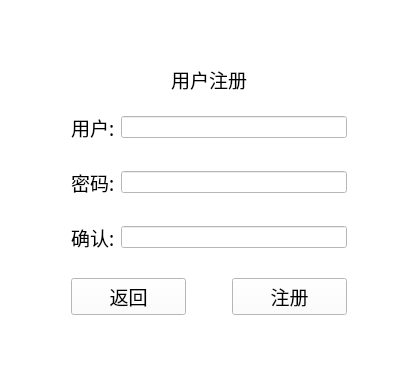
Above: Trip_Memory/ui/register_window.ui from musuwer/Program_Final_Assignment before the change. Below: the same form after it.
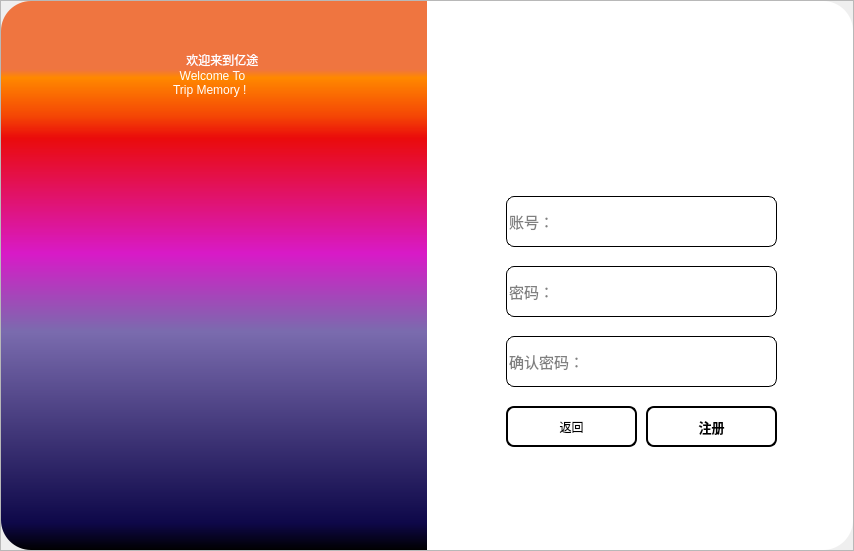
That is the form after the change. Icons and pictures are not drawn.

Commit message: “美化了登录和注册页面“

Patch:
```diff
--- a/Trip_Memory/ui/register_window.ui
+++ b/Trip_Memory/ui/register_window.ui
@@ -6,290 +6,561 @@
    <rect>
     <x>0</x>
     <y>0</y>
-    <width>418</width>
-    <height>366</height>
+    <width>854</width>
+    <height>551</height>
    </rect>
   </property>
   <property name="windowTitle">
    <string>Form</string>
   </property>
-  <property name="styleSheet">
-   <string notr="true">background-color: rgb(255, 255, 255);</string>
-  </property>
-  <layout class="QGridLayout" name="gridLayout">
-   <item row="2" column="1">
-    <layout class="QVBoxLayout" name="verticalLayout">
-     <item>
-      <layout class="QHBoxLayout" name="horizontalLayout">
-       <item>
-        <widget class="QLabel" name="label_3">
-         <property name="font">
-          <font>
-           <family>Agency FB</family>
-           <pointsize>14</pointsize>
-          </font>
-         </property>
-         <property name="text">
-          <string>用户:</string>
-         </property>
-        </widget>
-       </item>
-       <item>
-        <widget class="QLineEdit" name="username_lineEdit"/>
-       </item>
-      </layout>
-     </item>
-     <item>
-      <spacer name="verticalSpacer_5">
-       <property name="orientation">
-        <enum>Qt::Vertical</enum>
-       </property>
-       <property name="sizeType">
-        <enum>QSizePolicy::Fixed</enum>
-       </property>
-       <property name="sizeHint" stdset="0">
-        <size>
-         <width>20</width>
-         <height>20</height>
-        </size>
-       </property>
-      </spacer>
-     </item>
-     <item>
-      <layout class="QHBoxLayout" name="horizontalLayout_2">
-       <item>
-        <widget class="QLabel" name="label_4">
-         <property name="font">
-          <font>
-           <family>Agency FB</family>
-           <pointsize>14</pointsize>
-          </font>
-         </property>
-         <property name="text">
-          <string>密码:</string>
-         </property>
-        </widget>
-       </item>
-       <item>
-        <widget class="QLineEdit" name="password_lineEdit">
-         <property name="echoMode">
-          <enum>QLineEdit::Password</enum>
-         </property>
-        </widget>
-       </item>
-      </layout>
-     </item>
-     <item>
-      <spacer name="verticalSpacer_4">
-       <property name="orientation">
-        <enum>Qt::Vertical</enum>
-       </property>
-       <property name="sizeType">
-        <enum>QSizePolicy::Fixed</enum>
-       </property>
-       <property name="sizeHint" stdset="0">
-        <size>
-         <width>20</width>
-         <height>20</height>
-        </size>
-       </property>
-      </spacer>
-     </item>
-     <item>
-      <layout class="QHBoxLayout" name="horizontalLayout_4">
-       <item>
-        <widget class="QLabel" name="label_5">
-         <property name="font">
-          <font>
-           <family>Agency FB</family>
-           <pointsize>14</pointsize>
-          </font>
-         </property>
-         <property name="text">
-          <string>确认:</string>
-         </property>
-        </widget>
-       </item>
-       <item>
-        <widget class="QLineEdit" name="confirm_password_lineEdit">
-         <property name="echoMode">
-          <enum>QLineEdit::PasswordEchoOnEdit</enum>
-         </property>
-        </widget>
-       </item>
-      </layout>
-     </item>
-     <item>
-      <spacer name="verticalSpacer_3">
-       <property name="orientation">
-        <enum>Qt::Vertical</enum>
-       </property>
-       <property name="sizeType">
-        <enum>QSizePolicy::Fixed</enum>
-       </property>
-       <property name="sizeHint" stdset="0">
-        <size>
-         <width>20</width>
-         <height>20</height>
-        </size>
-       </property>
-      </spacer>
-     </item>
-     <item>
-      <layout class="QHBoxLayout" name="horizontalLayout_3">
-       <item>
-        <widget class="QPushButton" name="return_pushButton">
-         <property name="font">
-          <font>
-           <family>Agency FB</family>
-           <pointsize>14</pointsize>
-          </font>
-         </property>
-         <property name="text">
-          <string>返回</string>
-         </property>
-        </widget>
-       </item>
-       <item>
-        <spacer name="horizontalSpacer">
-         <property name="orientation">
-          <enum>Qt::Horizontal</enum>
-         </property>
-         <property name="sizeType">
-          <enum>QSizePolicy::Fixed</enum>
-         </property>
-         <property name="sizeHint" stdset="0">
-          <size>
-           <width>40</width>
-           <height>20</height>
-          </size>
-         </property>
-        </spacer>
-       </item>
-       <item>
-        <widget class="QPushButton" name="register_pushButton">
-         <property name="font">
-          <font>
-           <family>Agency FB</family>
-           <pointsize>14</pointsize>
-          </font>
-         </property>
-         <property name="text">
-          <string>注册</string>
-         </property>
-        </widget>
-       </item>
-      </layout>
-     </item>
-    </layout>
-   </item>
-   <item row="2" column="0">
-    <spacer name="horizontalSpacer_2">
-     <property name="orientation">
-      <enum>Qt::Horizontal</enum>
+  <layout class="QVBoxLayout" name="verticalLayout">
+   <property name="spacing">
+    <number>0</number>
+   </property>
+   <property name="leftMargin">
+    <number>0</number>
+   </property>
+   <property name="topMargin">
+    <number>0</number>
+   </property>
+   <property name="rightMargin">
+    <number>0</number>
+   </property>
+   <property name="bottomMargin">
+    <number>0</number>
+   </property>
+   <item>
+    <widget class="QFrame" name="frame">
+     <property name="frameShape">
+      <enum>QFrame::StyledPanel</enum>
      </property>
-     <property name="sizeType">
-      <enum>QSizePolicy::Minimum</enum>
+     <property name="frameShadow">
+      <enum>QFrame::Raised</enum>
      </property>
-     <property name="sizeHint" stdset="0">
-      <size>
-       <width>60</width>
-       <height>20</height>
-      </size>
-     </property>
-    </spacer>
-   </item>
-   <item row="2" column="2">
-    <spacer name="horizontalSpacer_3">
-     <property name="orientation">
-      <enum>Qt::Horizontal</enum>
-     </property>
-     <property name="sizeType">
-      <enum>QSizePolicy::Minimum</enum>
-     </property>
-     <property name="sizeHint" stdset="0">
-      <size>
-       <width>60</width>
-       <height>20</height>
-      </size>
-     </property>
-    </spacer>
-   </item>
-   <item row="1" column="1">
-    <widget class="QLabel" name="label">
-     <property name="minimumSize">
-      <size>
-       <width>100</width>
-       <height>40</height>
-      </size>
-     </property>
-     <property name="maximumSize">
-      <size>
-       <width>16777215</width>
-       <height>60</height>
-      </size>
-     </property>
-     <property name="sizeIncrement">
-      <size>
-       <width>0</width>
-       <height>0</height>
-      </size>
-     </property>
-     <property name="baseSize">
-      <size>
-       <width>0</width>
-       <height>20</height>
-      </size>
-     </property>
-     <property name="font">
-      <font>
-       <family>楷体</family>
-       <pointsize>14</pointsize>
-      </font>
-     </property>
-     <property name="text">
-      <string>用户注册</string>
-     </property>
-     <property name="textFormat">
-      <enum>Qt::AutoText</enum>
-     </property>
-     <property name="alignment">
-      <set>Qt::AlignCenter</set>
-     </property>
+     <layout class="QHBoxLayout" name="horizontalLayout">
+      <property name="spacing">
+       <number>0</number>
+      </property>
+      <property name="leftMargin">
+       <number>0</number>
+      </property>
+      <property name="topMargin">
+       <number>0</number>
+      </property>
+      <property name="rightMargin">
+       <number>0</number>
+      </property>
+      <property name="bottomMargin">
+       <number>0</number>
+      </property>
+      <item>
+       <widget class="QFrame" name="frame_2">
+        <property name="styleSheet">
+         <string notr="true">#frame_2{
+	
+	
+	background-color: qlineargradient(spread:pad, x1:0, y1:1, x2:0, y2:0, stop:0 rgba(0, 0, 0, 255), stop:0.05 rgba(14, 8, 73, 255), stop:0.397727 rgba(122, 107, 174, 255), stop:0.539773 rgba(216, 26, 199, 255), stop:0.75 rgba(234, 11, 11, 255), stop:0.79 rgba(244, 70, 5, 255), stop:0.86 rgba(255, 136, 0, 255), stop:0.875 rgba(239, 117, 64, 255));
+border-top-left-radius:30px;
+border-bottom-left-radius:30px;
+}
+</string>
+        </property>
+        <property name="frameShape">
+         <enum>QFrame::StyledPanel</enum>
+        </property>
+        <property name="frameShadow">
+         <enum>QFrame::Raised</enum>
+        </property>
+        <widget class="QWidget" name="layoutWidget">
+         <property name="geometry">
+          <rect>
+           <x>10</x>
+           <y>10</y>
+           <width>415</width>
+           <height>521</height>
+          </rect>
+         </property>
+         <layout class="QVBoxLayout" name="verticalLayout_4">
+          <property name="spacing">
+           <number>0</number>
+          </property>
+          <item>
+           <spacer name="verticalSpacer">
+            <property name="orientation">
+             <enum>Qt::Vertical</enum>
+            </property>
+            <property name="sizeType">
+             <enum>QSizePolicy::Minimum</enum>
+            </property>
+            <property name="sizeHint" stdset="0">
+             <size>
+              <width>20</width>
+              <height>40</height>
+             </size>
+            </property>
+           </spacer>
+          </item>
+          <item>
+           <layout class="QHBoxLayout" name="horizontalLayout_4">
+            <item>
+             <spacer name="horizontalSpacer_3">
+              <property name="orientation">
+               <enum>Qt::Horizontal</enum>
+              </property>
+              <property name="sizeHint" stdset="0">
+               <size>
+                <width>78</width>
+                <height>20</height>
+               </size>
+              </property>
+             </spacer>
+            </item>
+            <item>
+             <layout class="QVBoxLayout" name="verticalLayout_2">
+              <item>
+               <widget class="QLabel" name="label">
+                <property name="styleSheet">
+                 <string notr="true">color: rgb(255, 255, 255);
+font: 24pt &quot;Algerian&quot;;</string>
+                </property>
+                <property name="text">
+                 <string>    欢迎来到亿途  </string>
+                </property>
+               </widget>
+              </item>
+              <item>
+               <widget class="QWidget" name="widget" native="true"/>
+              </item>
+              <item>
+               <widget class="QLabel" name="label_2">
+                <property name="styleSheet">
+                 <string notr="true">color: rgb(255, 255, 255);
+font: 24pt &quot;Algerian&quot;;</string>
+                </property>
+                <property name="text">
+                 <string>  Welcome To
+Trip Memory !</string>
+                </property>
+               </widget>
+              </item>
+             </layout>
+            </item>
+            <item>
+             <spacer name="horizontalSpacer_4">
+              <property name="orientation">
+               <enum>Qt::Horizontal</enum>
+              </property>
+              <property name="sizeHint" stdset="0">
+               <size>
+                <width>68</width>
+                <height>20</height>
+               </size>
+              </property>
+             </spacer>
+            </item>
+           </layout>
+          </item>
+          <item>
+           <spacer name="verticalSpacer_2">
+            <property name="orientation">
+             <enum>Qt::Vertical</enum>
+            </property>
+            <property name="sizeHint" stdset="0">
+             <size>
+              <width>20</width>
+              <height>40</height>
+             </size>
+            </property>
+           </spacer>
+          </item>
+         </layout>
+        </widget>
+       </widget>
+      </item>
+      <item>
+       <widget class="QFrame" name="frame_3">
+        <property name="styleSheet">
+         <string notr="true">background-color: rgb(255, 255, 255);
+border-top-right-radius:30px;
+border-bottom-right-radius:30px;</string>
+        </property>
+        <property name="frameShape">
+         <enum>QFrame::StyledPanel</enum>
+        </property>
+        <property name="frameShadow">
+         <enum>QFrame::Raised</enum>
+        </property>
+        <layout class="QVBoxLayout" name="verticalLayout_3">
+         <item>
+          <widget class="QFrame" name="frame_4">
+           <property name="maximumSize">
+            <size>
+             <width>16777215</width>
+             <height>30</height>
+            </size>
+           </property>
+           <property name="frameShape">
+            <enum>QFrame::StyledPanel</enum>
+           </property>
+           <property name="frameShadow">
+            <enum>QFrame::Raised</enum>
+           </property>
+           <widget class="QWidget" name="layoutWidget">
+            <property name="geometry">
+             <rect>
+              <x>-8</x>
+              <y>0</y>
+              <width>461</width>
+              <height>34</height>
+             </rect>
+            </property>
+            <layout class="QHBoxLayout" name="horizontalLayout_3">
+             <property name="spacing">
+              <number>0</number>
+             </property>
+             <item>
+              <spacer name="horizontalSpacer">
+               <property name="orientation">
+                <enum>Qt::Horizontal</enum>
+               </property>
+               <property name="sizeHint" stdset="0">
+                <size>
+                 <width>270</width>
+                 <height>20</height>
+                </size>
+               </property>
+              </spacer>
+             </item>
+             <item>
+              <layout class="QHBoxLayout" name="horizontalLayout_2">
+               <property name="spacing">
+                <number>0</number>
+               </property>
+               <item>
+                <widget class="QPushButton" name="min_button">
+                 <property name="minimumSize">
+                  <size>
+                   <width>50</width>
+                   <height>30</height>
+                  </size>
+                 </property>
+                 <property name="styleSheet">
+                  <string notr="true">QPushButton{
+	border:none;
+}
+QPushButton{
+	padding-bottom:5px;
+}
+#min_button:hover{
+	background-color: rgb(196, 196, 196);
+	border-radius:8px;
+	color: rgb(0, 0, 0);
+}
+#min_button:pressed{
+	padding-top:3px;
+	padding-left:3px;
+}
+</string>
+                 </property>
+                 <property name="text">
+                  <string/>
+                 </property>
+                 <property name="icon">
+                  <iconset resource="res1.qrc">
+                   <normaloff>:/icons/res1/icons/min.png</normaloff>:/icons/res1/icons/min.png</iconset>
+                 </property>
+                </widget>
+               </item>
+               <item>
+                <widget class="QPushButton" name="max_button">
+                 <property name="minimumSize">
+                  <size>
+                   <width>50</width>
+                   <height>30</height>
+                  </size>
+                 </property>
+                 <property name="styleSheet">
+                  <string notr="true">QPushButton{
+	border:none;
+}
+QPushButton{
+	padding-bottom:5px;
+}
+#max_button:hover{
+	background-color: rgb(196, 196, 196);
+	border-radius:8px;
+	color: rgb(0, 0, 0);
+}
+#max_button:pressed{
+	padding-top:3px;
+	padding-left:3px;
+}
+</string>
+                 </property>
+                 <property name="text">
+                  <string/>
+                 </property>
+                 <property name="icon">
+                  <iconset resource="res1.qrc">
+                   <normaloff>:/icons/res1/icons/max.png</normaloff>:/icons/res1/icons/max.png</iconset>
+                 </property>
+                </widget>
+               </item>
+               <item>
+                <widget class="QPushButton" name="close_button">
+                 <property name="minimumSize">
+                  <size>
+                   <width>50</width>
+                   <height>30</height>
+                  </size>
+                 </property>
+                 <property name="styleSheet">
+                  <string notr="true">QPushButton{
+	border:none;
+}
+QPushButton{
+	padding-bottom:5px;
+}
+#close_button:hover{
+	background-color: rgb(196, 196, 196);
+	border-radius:8px;
+	color: rgb(0, 0, 0);
+}
+#close_button:pressed{
+	padding-top:3px;
+	padding-left:3px;
+}
+</string>
+                 </property>
+                 <property name="text">
+                  <string/>
+                 </property>
+                 <property name="icon">
+                  <iconset resource="res1.qrc">
+                   <normaloff>:/icons/res1/icons/close.png</normaloff>:/icons/res1/icons/close.png</iconset>
+                 </property>
+                </widget>
+               </item>
+              </layout>
+             </item>
+             <item>
+              <spacer name="horizontalSpacer_2">
+               <property name="orientation">
+                <enum>Qt::Horizontal</enum>
+               </property>
+               <property name="sizeHint" stdset="0">
+                <size>
+                 <width>18</width>
+                 <height>20</height>
+                </size>
+               </property>
+              </spacer>
+             </item>
+            </layout>
+           </widget>
+          </widget>
+         </item>
+         <item>
+          <widget class="QFrame" name="frame_6">
+           <property name="frameShape">
+            <enum>QFrame::StyledPanel</enum>
+           </property>
+           <property name="frameShadow">
+            <enum>QFrame::Raised</enum>
+           </property>
+           <widget class="QWidget" name="widget_2" native="true">
+            <property name="geometry">
+             <rect>
+              <x>40</x>
+              <y>20</y>
+              <width>419</width>
+              <height>431</height>
+             </rect>
+            </property>
+            <widget class="QLineEdit" name="username_lineEdit">
+             <property name="geometry">
+              <rect>
+               <x>30</x>
+               <y>130</y>
+               <width>271</width>
+               <height>51</height>
+              </rect>
+             </property>
+             <property name="font">
+              <font>
+               <pointsize>11</pointsize>
+              </font>
+             </property>
+             <property name="styleSheet">
+              <string notr="true">border:1px solid rgb(0,0,0);
+border-radius:8px;</string>
+             </property>
+             <property name="placeholderText">
+              <string>账号：</string>
+             </property>
+            </widget>
+            <widget class="QLineEdit" name="password_lineEdit">
+             <property name="geometry">
+              <rect>
+               <x>30</x>
+               <y>200</y>
+               <width>271</width>
+               <height>51</height>
+              </rect>
+             </property>
+             <property name="font">
+              <font>
+               <pointsize>11</pointsize>
+              </font>
+             </property>
+             <property name="styleSheet">
+              <string notr="true">border:1px solid rgb(0,0,0);
+border-radius:8px;</string>
+             </property>
+             <property name="text">
+              <string/>
+             </property>
+             <property name="echoMode">
+              <enum>QLineEdit::Password</enum>
+             </property>
+             <property name="placeholderText">
+              <string>密码：</string>
+             </property>
+            </widget>
+            <widget class="QPushButton" name="return_pushButton">
+             <property name="geometry">
+              <rect>
+               <x>30</x>
+               <y>340</y>
+               <width>131</width>
+               <height>41</height>
+              </rect>
+             </property>
+             <property name="styleSheet">
+              <string notr="true">
+#return_pushButton{
+	background-color: rgb(255, 255, 255);
+	border:2px solid rgb(0,0,0);
+	border-radius:8px;
+}
+#return_pushButton:hover{
+	background-color: rgb(196, 196, 196);
+	color: rgb(0, 0, 0);
+}
+
+#return_pushButton:pressed{
+	padding-top:5px;
+	padding-left:5px;
+}
+</string>
+             </property>
+             <property name="text">
+              <string>返回</string>
+             </property>
+             <property name="icon">
+              <iconset resource="res1.qrc">
+               <normaloff>:/icons/res1/icons/return.png</normaloff>:/icons/res1/icons/return.png</iconset>
+             </property>
+            </widget>
+            <widget class="QPushButton" name="register_pushButton">
+             <property name="geometry">
+              <rect>
+               <x>170</x>
+               <y>340</y>
+               <width>131</width>
+               <height>41</height>
+              </rect>
+             </property>
+             <property name="font">
+              <font>
+               <pointsize>10</pointsize>
+               <bold>true</bold>
+              </font>
+             </property>
+             <property name="styleSheet">
+              <string notr="true">
+#register_pushButton{
+	background-color: rgb(255, 255, 255);
+	
+	border:2px solid rgb(0,0,0);
+	border-radius:8px;
+}
+#register_pushButton:hover{
+	background-color:rgb(196, 196, 196);
+	color: rgb(0, 0, 0);
+}
+#register_pushButton:press{
+	padding-top:5px;
+	padding-left:5px;
+}
+#register_pushButton:pressed{
+	padding-top:5px;
+	padding-left:5px;
+}
+
+</string>
+             </property>
+             <property name="text">
+              <string>注册</string>
+             </property>
+             <property name="icon">
+              <iconset resource="res1.qrc">
+               <normaloff>:/icons/res1/icons/register.png</normaloff>:/icons/res1/icons/register.png</iconset>
+             </property>
+            </widget>
+            <widget class="QLabel" name="label_3">
+             <property name="geometry">
+              <rect>
+               <x>100</x>
+               <y>0</y>
+               <width>121</width>
+               <height>121</height>
+              </rect>
+             </property>
+             <property name="styleSheet">
+              <string notr="true">image: url(:/icons/res1/icons/yitu.png);</string>
+             </property>
+             <property name="text">
+              <string/>
+             </property>
+            </widget>
+            <widget class="QLineEdit" name="confirm_password_lineEdit">
+             <property name="geometry">
+              <rect>
+               <x>30</x>
+               <y>270</y>
+               <width>271</width>
+               <height>51</height>
+              </rect>
+             </property>
+             <property name="font">
+              <font>
+               <pointsize>11</pointsize>
+              </font>
+             </property>
+             <property name="styleSheet">
+              <string notr="true">border:1px solid rgb(0,0,0);
+border-radius:8px;</string>
+             </property>
+             <property name="text">
+              <string/>
+             </property>
+             <property name="echoMode">
+              <enum>QLineEdit::Password</enum>
+             </property>
+             <property name="placeholderText">
+              <string>确认密码：</string>
+             </property>
+            </widget>
+           </widget>
+          </widget>
+         </item>
+        </layout>
+       </widget>
+      </item>
+     </layout>
     </widget>
    </item>
-   <item row="3" column="1">
-    <spacer name="verticalSpacer">
-     <property name="orientation">
-      <enum>Qt::Vertical</enum>
-     </property>
-     <property name="sizeType">
-      <enum>QSizePolicy::Fixed</enum>
-     </property>
-     <property name="sizeHint" stdset="0">
-      <size>
-       <width>20</width>
-       <height>40</height>
-      </size>
-     </property>
-    </spacer>
-   </item>
-   <item row="0" column="1">
-    <spacer name="verticalSpacer_2">
-     <property name="orientation">
-      <enum>Qt::Vertical</enum>
-     </property>
-     <property name="sizeType">
-      <enum>QSizePolicy::Fixed</enum>
-     </property>
-     <property name="sizeHint" stdset="0">
-      <size>
-       <width>20</width>
-       <height>40</height>
-      </size>
-     </property>
-    </spacer>
-   </item>
   </layout>
  </widget>
  <resources/>
```
Left out of the diff: 55 changed lines with no effect on the pictures. The commit also changes 16 other files.
